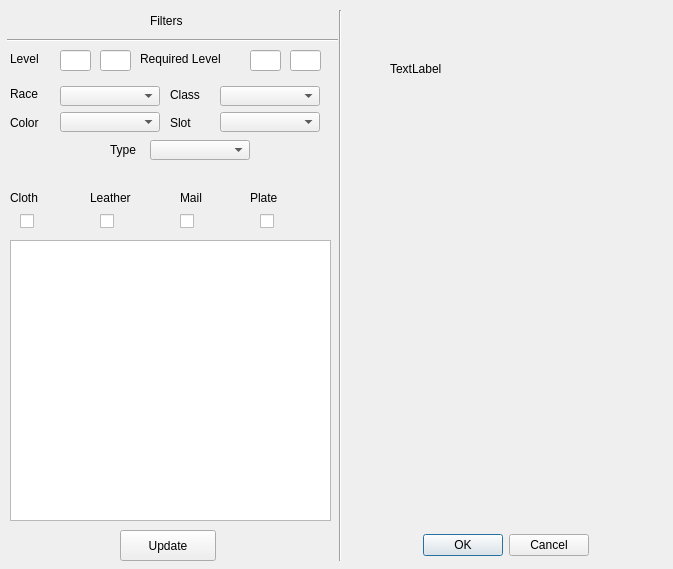
This is itemchooser.ui in evanburnsdev/trinityGui as Qt 5 draws it before an edit. The edited form follows.
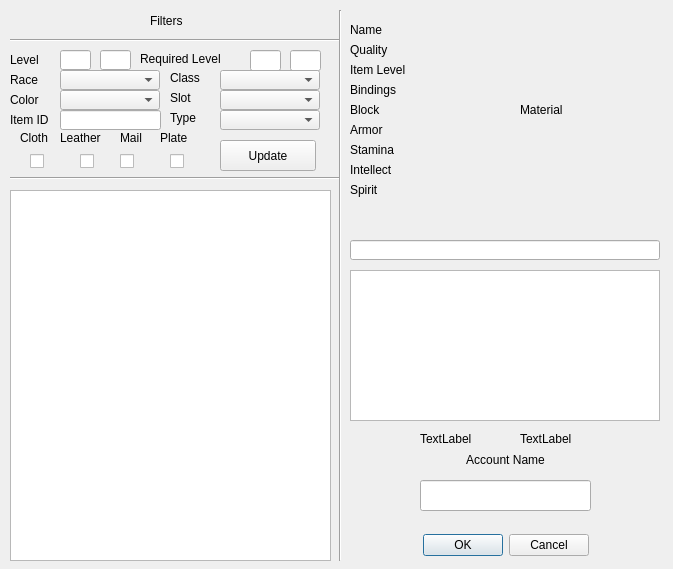
This is the edited form.

Commit message: Made a bunch of changes since the last commit.  Data flows more freely between the classes.  Also, got the filters working on the tableview. Labels on the right side of the itemchooser.ui update with selected information from the table.  I'm also working on sending the text to the server process.

What changed in the file:
```diff
--- a/itemchooser.ui
+++ b/itemchooser.ui
@@ -36,9 +36,9 @@
    <property name="geometry">
     <rect>
      <x>10</x>
-     <y>240</y>
+     <y>190</y>
      <width>321</width>
-     <height>281</height>
+     <height>371</height>
     </rect>
    </property>
   </widget>
@@ -71,9 +71,9 @@
   <widget class="Line" name="line_2">
    <property name="geometry">
     <rect>
-     <x>7</x>
+     <x>10</x>
      <y>30</y>
-     <width>331</width>
+     <width>330</width>
      <height>20</height>
     </rect>
    </property>
@@ -87,7 +87,7 @@
      <x>10</x>
      <y>50</y>
      <width>41</width>
-     <height>17</height>
+     <height>20</height>
     </rect>
    </property>
    <property name="text">
@@ -100,7 +100,7 @@
      <x>60</x>
      <y>50</y>
      <width>31</width>
-     <height>21</height>
+     <height>20</height>
     </rect>
    </property>
   </widget>
@@ -110,7 +110,7 @@
      <x>100</x>
      <y>50</y>
      <width>31</width>
-     <height>21</height>
+     <height>20</height>
     </rect>
    </property>
   </widget>
@@ -151,9 +151,9 @@
    <property name="geometry">
     <rect>
      <x>10</x>
-     <y>86</y>
+     <y>70</y>
      <width>41</width>
-     <height>16</height>
+     <height>20</height>
     </rect>
    </property>
    <property name="text">
@@ -164,7 +164,7 @@
    <property name="geometry">
     <rect>
      <x>60</x>
-     <y>86</y>
+     <y>70</y>
      <width>100</width>
      <height>20</height>
     </rect>
@@ -174,7 +174,7 @@
    <property name="geometry">
     <rect>
      <x>170</x>
-     <y>87</y>
+     <y>70</y>
      <width>41</width>
      <height>16</height>
     </rect>
@@ -187,7 +187,7 @@
    <property name="geometry">
     <rect>
      <x>220</x>
-     <y>86</y>
+     <y>70</y>
      <width>100</width>
      <height>20</height>
     </rect>
@@ -197,9 +197,9 @@
    <property name="geometry">
     <rect>
      <x>10</x>
-     <y>115</y>
+     <y>90</y>
      <width>41</width>
-     <height>16</height>
+     <height>20</height>
     </rect>
    </property>
    <property name="text">
@@ -210,7 +210,7 @@
    <property name="geometry">
     <rect>
      <x>60</x>
-     <y>112</y>
+     <y>90</y>
      <width>100</width>
      <height>20</height>
     </rect>
@@ -220,7 +220,7 @@
    <property name="geometry">
     <rect>
      <x>170</x>
-     <y>115</y>
+     <y>90</y>
      <width>41</width>
      <height>16</height>
     </rect>
@@ -233,7 +233,7 @@
    <property name="geometry">
     <rect>
      <x>220</x>
-     <y>112</y>
+     <y>90</y>
      <width>100</width>
      <height>20</height>
     </rect>
@@ -242,8 +242,8 @@
   <widget class="QLabel" name="label_7">
    <property name="geometry">
     <rect>
-     <x>110</x>
-     <y>142</y>
+     <x>170</x>
+     <y>110</y>
      <width>41</width>
      <height>16</height>
     </rect>
@@ -255,8 +255,8 @@
   <widget class="QComboBox" name="typeCombo">
    <property name="geometry">
     <rect>
-     <x>150</x>
-     <y>140</y>
+     <x>220</x>
+     <y>110</y>
      <width>100</width>
      <height>20</height>
     </rect>
@@ -265,8 +265,8 @@
   <widget class="QLabel" name="label_8">
    <property name="geometry">
     <rect>
-     <x>10</x>
-     <y>190</y>
+     <x>20</x>
+     <y>130</y>
      <width>41</width>
      <height>16</height>
     </rect>
@@ -278,8 +278,8 @@
   <widget class="QLabel" name="label_9">
    <property name="geometry">
     <rect>
-     <x>90</x>
-     <y>190</y>
+     <x>60</x>
+     <y>130</y>
      <width>61</width>
      <height>16</height>
     </rect>
@@ -291,8 +291,8 @@
   <widget class="QLabel" name="label_10">
    <property name="geometry">
     <rect>
-     <x>180</x>
-     <y>190</y>
+     <x>120</x>
+     <y>130</y>
      <width>41</width>
      <height>16</height>
     </rect>
@@ -304,8 +304,8 @@
   <widget class="QLabel" name="label_11">
    <property name="geometry">
     <rect>
-     <x>250</x>
-     <y>190</y>
+     <x>160</x>
+     <y>130</y>
      <width>41</width>
      <height>16</height>
     </rect>
@@ -317,8 +317,8 @@
   <widget class="QCheckBox" name="leatherCheck">
    <property name="geometry">
     <rect>
-     <x>100</x>
-     <y>210</y>
+     <x>80</x>
+     <y>150</y>
      <width>21</width>
      <height>23</height>
     </rect>
@@ -330,8 +330,8 @@
   <widget class="QCheckBox" name="mailCheck">
    <property name="geometry">
     <rect>
-     <x>180</x>
-     <y>210</y>
+     <x>120</x>
+     <y>150</y>
      <width>21</width>
      <height>23</height>
     </rect>
@@ -343,8 +343,8 @@
   <widget class="QCheckBox" name="plateCheck">
    <property name="geometry">
     <rect>
-     <x>260</x>
-     <y>210</y>
+     <x>170</x>
+     <y>150</y>
      <width>21</width>
      <height>23</height>
     </rect>
@@ -356,8 +356,8 @@
   <widget class="QCheckBox" name="clothCheck">
    <property name="geometry">
     <rect>
-     <x>20</x>
-     <y>210</y>
+     <x>30</x>
+     <y>150</y>
      <width>21</width>
      <height>23</height>
     </rect>
@@ -369,8 +369,8 @@
   <widget class="QPushButton" name="updateButton">
    <property name="geometry">
     <rect>
-     <x>120</x>
-     <y>530</y>
+     <x>220</x>
+     <y>140</y>
      <width>96</width>
      <height>31</height>
     </rect>
@@ -382,8 +382,187 @@
   <widget class="QLabel" name="tlabel">
    <property name="geometry">
     <rect>
-     <x>390</x>
+     <x>420</x>
+     <y>430</y>
+     <width>66</width>
+     <height>17</height>
+    </rect>
+   </property>
+   <property name="text">
+    <string>TextLabel</string>
+   </property>
+  </widget>
+  <widget class="Line" name="line_3">
+   <property name="geometry">
+    <rect>
+     <x>10</x>
+     <y>170</y>
+     <width>330</width>
+     <height>16</height>
+    </rect>
+   </property>
+   <property name="orientation">
+    <enum>Qt::Horizontal</enum>
+   </property>
+  </widget>
+  <widget class="QLabel" name="nameLabel">
+   <property name="geometry">
+    <rect>
+     <x>350</x>
+     <y>20</y>
+     <width>311</width>
+     <height>20</height>
+    </rect>
+   </property>
+   <property name="text">
+    <string>Name</string>
+   </property>
+  </widget>
+  <widget class="QLabel" name="qualityLabel">
+   <property name="geometry">
+    <rect>
+     <x>350</x>
+     <y>40</y>
+     <width>151</width>
+     <height>20</height>
+    </rect>
+   </property>
+   <property name="text">
+    <string>Quality</string>
+   </property>
+  </widget>
+  <widget class="QLabel" name="itemLevelLabel">
+   <property name="geometry">
+    <rect>
+     <x>350</x>
      <y>60</y>
+     <width>151</width>
+     <height>20</height>
+    </rect>
+   </property>
+   <property name="text">
+    <string>Item Level</string>
+   </property>
+  </widget>
+  <widget class="QLabel" name="bindingsLabel">
+   <property name="geometry">
+    <rect>
+     <x>350</x>
+     <y>80</y>
+     <width>151</width>
+     <height>20</height>
+    </rect>
+   </property>
+   <property name="text">
+    <string>Bindings</string>
+   </property>
+  </widget>
+  <widget class="QLabel" name="materialLabel">
+   <property name="geometry">
+    <rect>
+     <x>520</x>
+     <y>100</y>
+     <width>141</width>
+     <height>20</height>
+    </rect>
+   </property>
+   <property name="text">
+    <string>Material</string>
+   </property>
+  </widget>
+  <widget class="QLabel" name="blockLabel">
+   <property name="geometry">
+    <rect>
+     <x>350</x>
+     <y>100</y>
+     <width>141</width>
+     <height>20</height>
+    </rect>
+   </property>
+   <property name="text">
+    <string>Block</string>
+   </property>
+  </widget>
+  <widget class="QLabel" name="armorLabel">
+   <property name="geometry">
+    <rect>
+     <x>350</x>
+     <y>120</y>
+     <width>141</width>
+     <height>20</height>
+    </rect>
+   </property>
+   <property name="text">
+    <string>Armor</string>
+   </property>
+  </widget>
+  <widget class="QLabel" name="staminaLabel">
+   <property name="geometry">
+    <rect>
+     <x>350</x>
+     <y>140</y>
+     <width>141</width>
+     <height>20</height>
+    </rect>
+   </property>
+   <property name="text">
+    <string>Stamina</string>
+   </property>
+  </widget>
+  <widget class="QLabel" name="intellectLabel">
+   <property name="geometry">
+    <rect>
+     <x>350</x>
+     <y>160</y>
+     <width>141</width>
+     <height>20</height>
+    </rect>
+   </property>
+   <property name="text">
+    <string>Intellect</string>
+   </property>
+  </widget>
+  <widget class="QLabel" name="spiritLabel">
+   <property name="geometry">
+    <rect>
+     <x>350</x>
+     <y>180</y>
+     <width>141</width>
+     <height>20</height>
+    </rect>
+   </property>
+   <property name="text">
+    <string>Spirit</string>
+   </property>
+  </widget>
+  <widget class="QLabel" name="label_12">
+   <property name="geometry">
+    <rect>
+     <x>10</x>
+     <y>110</y>
+     <width>51</width>
+     <height>20</height>
+    </rect>
+   </property>
+   <property name="text">
+    <string>Item ID</string>
+   </property>
+  </widget>
+  <widget class="QLineEdit" name="itemIdText">
+   <property name="geometry">
+    <rect>
+     <x>60</x>
+     <y>110</y>
+     <width>101</width>
+     <height>20</height>
+    </rect>
+   </property>
+  </widget>
+  <widget class="QLabel" name="yLabel">
+   <property name="geometry">
+    <rect>
+     <x>520</x>
+     <y>430</y>
      <width>66</width>
      <height>17</height>
     </rect>
@@ -392,6 +571,55 @@
     <string>TextLabel</string>
    </property>
   </widget>
+  <widget class="QLineEdit" name="accountNameText">
+   <property name="geometry">
+    <rect>
+     <x>420</x>
+     <y>480</y>
+     <width>171</width>
+     <height>31</height>
+    </rect>
+   </property>
+  </widget>
+  <widget class="QLabel" name="accountNameLabel">
+   <property name="geometry">
+    <rect>
+     <x>425</x>
+     <y>450</y>
+     <width>161</width>
+     <height>20</height>
+    </rect>
+   </property>
+   <property name="layoutDirection">
+    <enum>Qt::LeftToRight</enum>
+   </property>
+   <property name="text">
+    <string>Account Name</string>
+   </property>
+   <property name="alignment">
+    <set>Qt::AlignCenter</set>
+   </property>
+  </widget>
+  <widget class="QLineEdit" name="accountNameText_2">
+   <property name="geometry">
+    <rect>
+     <x>350</x>
+     <y>240</y>
+     <width>310</width>
+     <height>20</height>
+    </rect>
+   </property>
+  </widget>
+  <widget class="QTextEdit" name="textEdit">
+   <property name="geometry">
+    <rect>
+     <x>350</x>
+     <y>270</y>
+     <width>310</width>
+     <height>151</height>
+    </rect>
+   </property>
+  </widget>
  </widget>
  <resources/>
  <connections>
```
Left out of the diff: 23 changed lines with no effect on the pictures. The commit also changes 4 other files.
